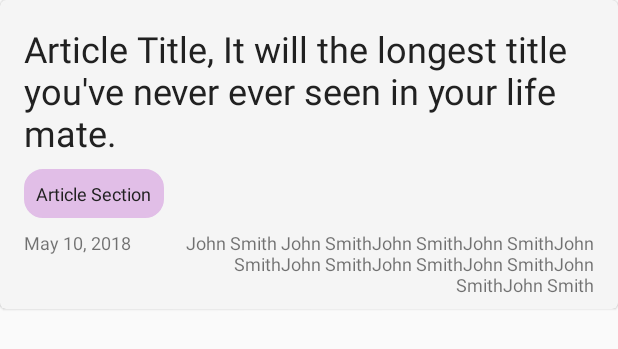
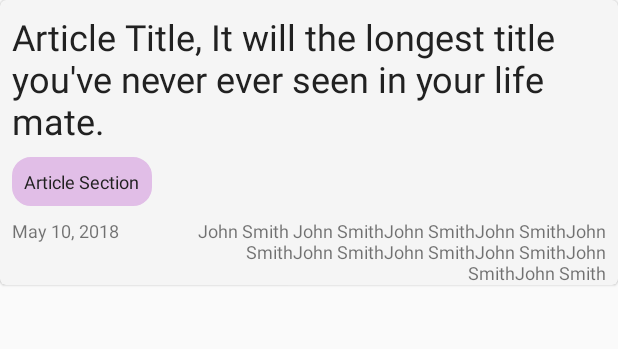
Before and after one commit to angwandi/NewsAppABNSGU, an Android app: the layout activity_news_app_list_items.xml on its own in the app's theme, with its tools: preview values and no code run, on a phone screen of 412 x 824 dp. Shown: the top 349 px of the screen. Run offline under Robolectric (Android 15) with nearby library versions, the phone set to English and light mode, and no system bars.

```diff
--- a/app/src/main/res/layout/activity_news_app_list_items.xml
+++ b/app/src/main/res/layout/activity_news_app_list_items.xml
@@ -9,8 +9,7 @@
 
   <android.support.constraint.ConstraintLayout xmlns:app="http://schemas.android.com/apk/res-auto"
     android:layout_width="match_parent"
-    android:layout_height="wrap_content"
-    android:padding="8dp">
+    android:layout_height="wrap_content">
 
     <TextView
       android:id="@+id/article_tile"
@@ -28,9 +27,11 @@
     <TextView
       android:id="@+id/article_section"
       style="@style/article_section_style"
-      android:layout_width="wrap_content"
       android:layout_height="0dp"
       android:layout_marginTop="8dp"
+      android:maxLines="1"
+      app:layout_constraintEnd_toEndOf="parent"
+      app:layout_constraintHorizontal_bias="0.0"
       app:layout_constraintStart_toStartOf="@+id/article_tile"
       app:layout_constraintTop_toBottomOf="@+id/article_tile"
       tools:targetApi="lollipop"
```
